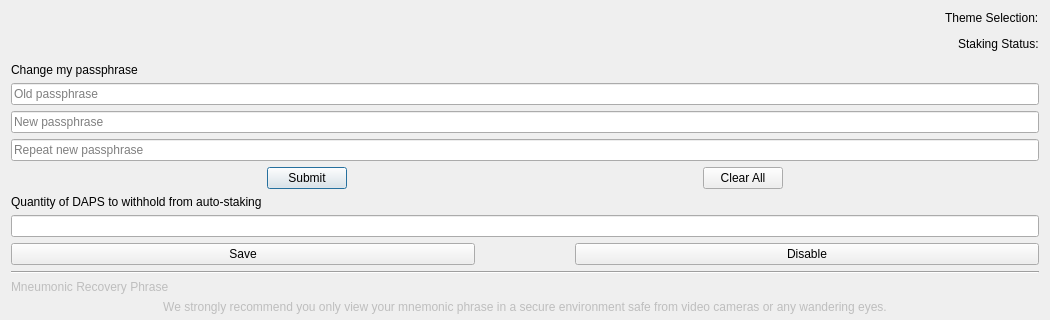
Qt form src/qt/forms/optionspage.ui (pedrorv0106/DAPS) before a commit; both pictures show x 0 to 1050 and y 0 to 320 of the 1050 by 641 pixel window.
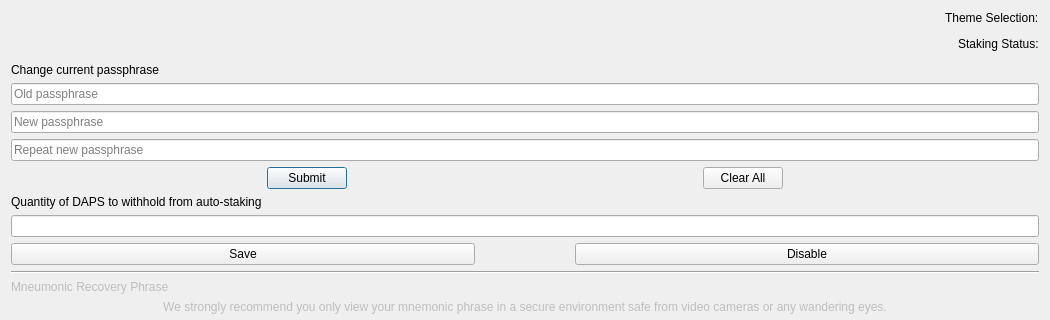
The same form after that commit. Custom widgets are drawn as their Qt base class.

What changed in the file:
```diff
--- a/src/qt/forms/optionspage.ui
+++ b/src/qt/forms/optionspage.ui
@@ -114,7 +114,7 @@
       </sizepolicy>
      </property>
      <property name="text">
-      <string>Change my passphrase</string>
+      <string>Change current passphrase</string>
      </property>
     </widget>
    </item>
```
